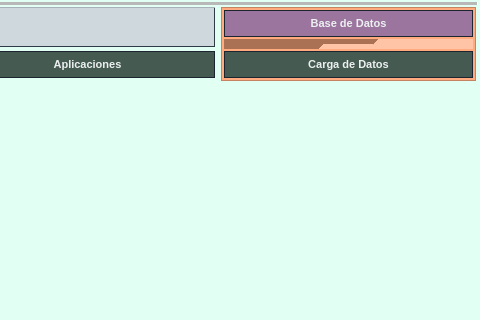
Old version of the form ui/AplicacionPrincipal.ui in the repository Musthia/base-deposito; both pictures show x 557 to 1037 and y 0 to 320 of the 1037 by 750 pixel window.
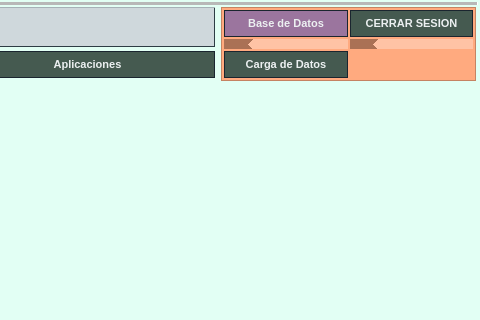
New version of the form. Icons and pictures are not drawn.

Patch:
```diff
--- a/ui/AplicacionPrincipal.ui
+++ b/ui/AplicacionPrincipal.ui
@@ -970,6 +970,64 @@
          </property>
         </widget>
        </item>
+       <item row="0" column="1">
+        <widget class="QPushButton" name="boton_cerrar_sesion">
+         <property name="cursor">
+          <cursorShape>PointingHandCursor</cursorShape>
+         </property>
+         <property name="toolTip">
+          <string>&lt;html&gt;&lt;head/&gt;&lt;body&gt;&lt;p align=&quot;center&quot;&gt;CERRAR SESION&lt;/p&gt;&lt;/body&gt;&lt;/html&gt;</string>
+         </property>
+         <property name="styleSheet">
+          <string notr="true">QPushButton {
+    background-color: #455a50;
+    color: #ecf0f1;
+    border: 1px solid #1a252f;
+ 
+    padding: 6px 12px;
+    font-weight: bold;
+    font-size: 11px;
+}
+QPushButton:hover {
+    background-color: #546e7a;     /* tono más claro al pasar el mouse */
+}
+QPushButton:pressed {
+    background-color: #2e4053;     /* más oscuro al presionar */
+    border: 2px solid #1a252f;
+}
+QPushButton:disabled {
+    background-color: #a7b0b5;
+    color: #dfe4e8;
+    border: 1px solid #95a5a6;
+}</string>
+         </property>
+         <property name="text">
+          <string>CERRAR SESION</string>
+         </property>
+        </widget>
+       </item>
+       <item row="1" column="1">
+        <widget class="Line" name="line_4">
+         <property name="sizePolicy">
+          <sizepolicy hsizetype="Minimum" vsizetype="Fixed">
+           <horstretch>0</horstretch>
+           <verstretch>0</verstretch>
+          </sizepolicy>
+         </property>
+         <property name="minimumSize">
+          <size>
+           <width>0</width>
+           <height>10</height>
+          </size>
+         </property>
+         <property name="lineWidth">
+          <number>100</number>
+         </property>
+         <property name="orientation">
+          <enum>Qt::Orientation::Horizontal</enum>
+         </property>
+        </widget>
+       </item>
       </layout>
      </widget>
     </item>
```
Left out of the diff: 4 changed lines with no effect on the pictures.
